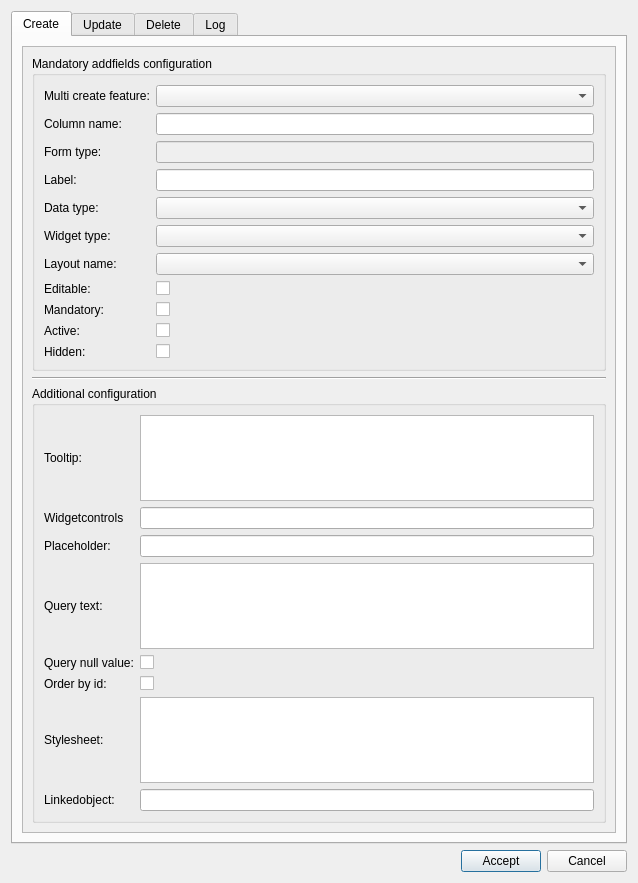
First picture: the form in core/ui/admin/admin_addfields.ui, repository Giswater/giswater_qgis_plugin, before the edit.
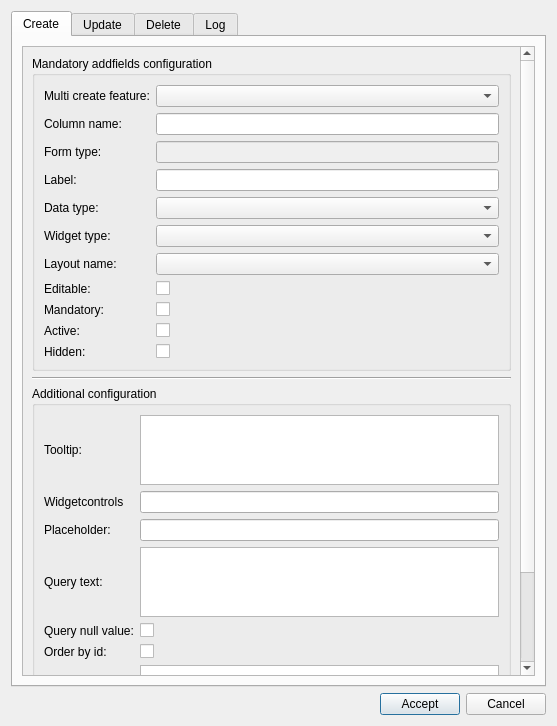
Second picture: the form after the edit.

Commit message: feat(admin_addfields): resize window

```diff
--- a/core/ui/admin/admin_addfields.ui
+++ b/core/ui/admin/admin_addfields.ui
@@ -6,8 +6,8 @@
    <rect>
     <x>0</x>
     <y>0</y>
-    <width>638</width>
-    <height>883</height>
+    <width>557</width>
+    <height>726</height>
    </rect>
   </property>
   <property name="windowTitle">
@@ -65,8 +65,8 @@
            <rect>
             <x>0</x>
             <y>0</y>
-            <width>565</width>
-            <height>831</height>
+            <width>488</width>
+            <height>813</height>
            </rect>
           </property>
           <layout class="QVBoxLayout" name="verticalLayout">
```
